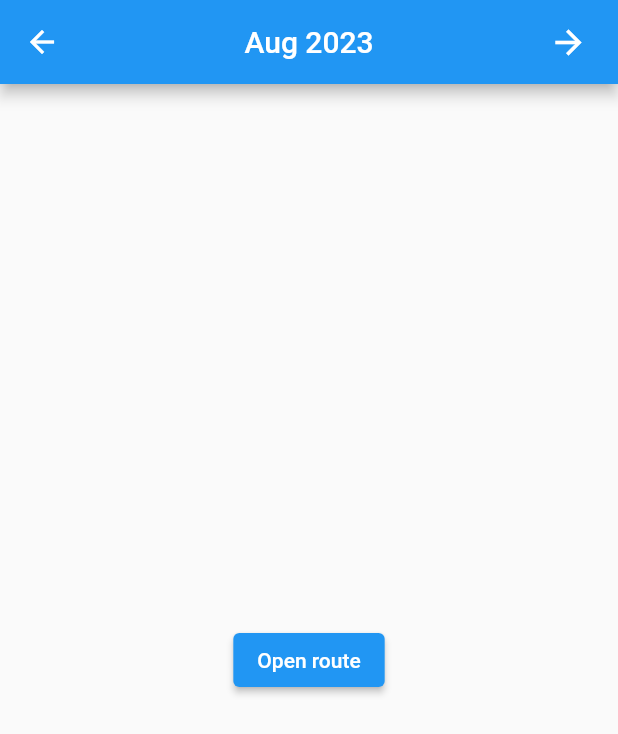
After one commit to Dreat15/flutter-timer-tracker, a Flutter app: the DaysViewRoute screen opened directly, after a tap on the "arrow back" icon, after a tap on the "arrow forward" icon, on a phone screen of 412 x 824 dp. The commit adds this screen. Shown: the top 734 px of the screen. Run offline on Flutter 3.47's test engine with Material 2 defaults, Android fonts, the phone set to English and light mode, and no system bars.

Commit message:
added possiblity to change the month

```diff
--- /dev/null
+++ b/src/time_tracker/lib/current_date_time.dart
@@ -0,0 +1,16 @@
+import 'package:intl/intl.dart';
+
+class CurrentDateTime
+{
+  DateTime currentDate = DateTime.now();
+
+  void changeMonth(int add)
+  {
+    currentDate = DateTime(currentDate.year, currentDate.month + add, currentDate.day);
+  }
+
+  String getCurrentMonth()
+  {
+    return DateFormat.yMMM().format(currentDate);
+  }
+}
--- /dev/null
+++ b/src/time_tracker/lib/days_view.dart
@@ -0,0 +1,62 @@
+import 'package:flutter/material.dart';
+import 'current_date_time.dart';
+
+class DaysViewRoute extends StatefulWidget {
+  const DaysViewRoute({super.key});
+
+  @override
+  State<StatefulWidget> createState() => _DaysViewRoute();
+}
+
+class _DaysViewRoute extends State<DaysViewRoute>{
+
+  @override
+  Widget build(BuildContext context) {
+    return Scaffold(
+      appBar: AppBar(
+        title: Text(month), centerTitle: true,
+        leading: GestureDetector(
+        onTap: () {
+          setState(() {
+            currentDate.changeMonth(-1);
+            month = currentDate.getCurrentMonth();
+          });
+
+           },
+        child: const Icon(
+        Icons.arrow_back,  // add custom icons also
+            ),
+          ),
+          actions: <Widget>[
+    Padding(
+      padding: const EdgeInsets.only(right: 20.0),
+      child: GestureDetector(
+        onTap: () {
+          setState(() {
+            currentDate.changeMonth(1);
+            month = currentDate.getCurrentMonth();
+          });
+        },
+        child: const Icon(
+          Icons.arrow_forward,
+          size: 26.0,
+        ),
+      )
+    ),
+  ],
+      ),
+
+      body: Center(
+        child: ElevatedButton(
+          child: const Text('Open route'),
+          onPressed: () {
+            // Navigate to second route when tapped.
+          },
+        ),
+      ),
+    );
+  }
+
+  final currentDate = CurrentDateTime();
+  var month = "";
+}
--- a/src/time_tracker/pubspec.yaml
+++ b/src/time_tracker/pubspec.yaml
@@ -7,6 +7,7 @@ environment:
   sdk: '>=3.0.6 <4.0.0'
 
 dependencies:
+  intl: 0.18.1
   flutter:
     sdk: flutter
 
```
Also changed, not shown: src/time_tracker/lib/main.dart (+4 -69 lines), src/time_tracker/lib/overview_view.dart (added, +28 -0 lines), src/time_tracker/pubspec.lock.
